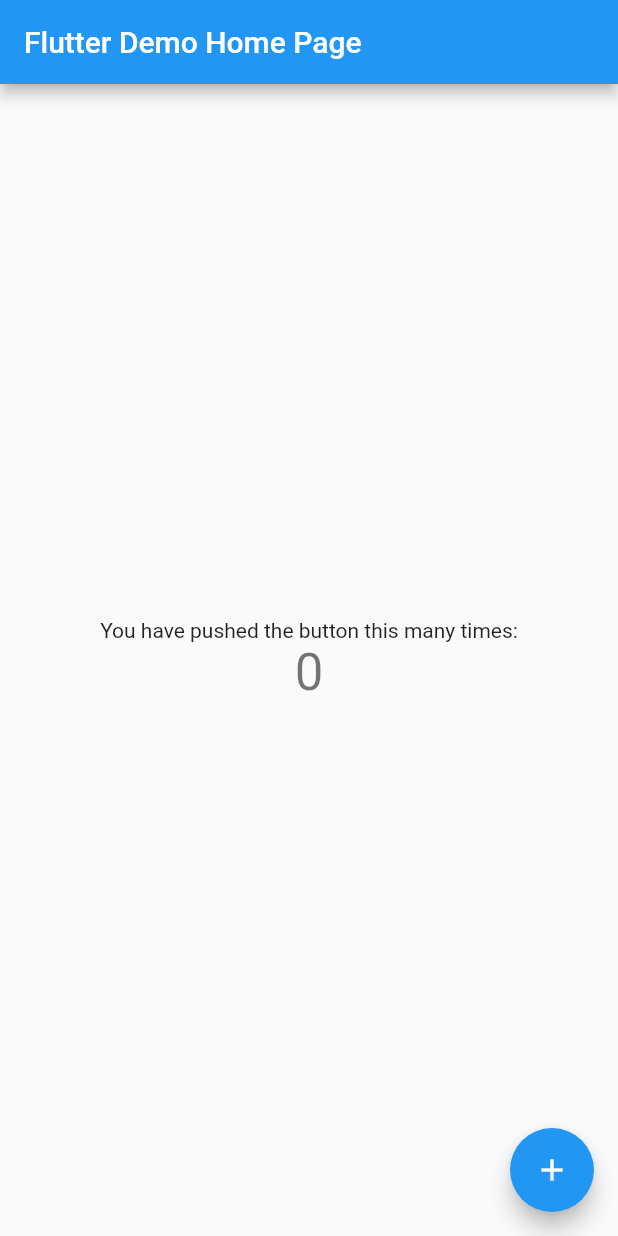
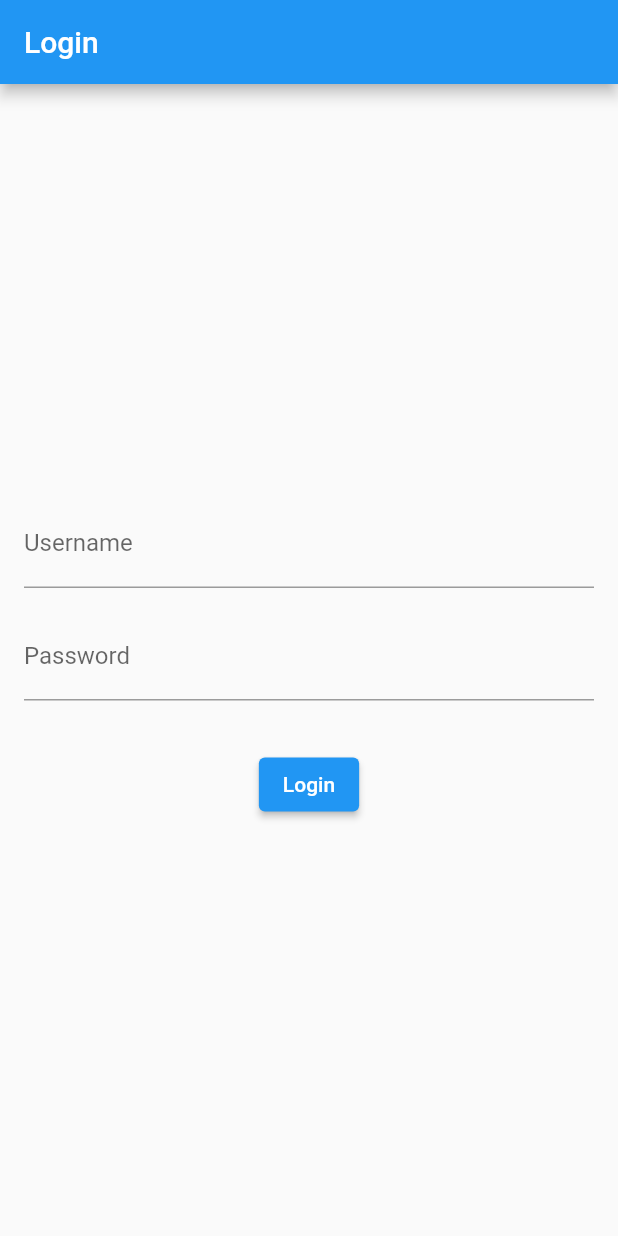
Before and after one commit to dondonjedd/advisory_assessment, a Flutter app: the screen it shows after launch, on a phone screen of 412 x 824 dp. Run offline on Flutter 3.47's test engine with Material 2 defaults, Android fonts, the phone set to English and light mode, and no system bars.

Commit message:
Create MVVM architecture and create simple login page

```diff
--- /dev/null
+++ b/lib/View/login_page.dart
@@ -0,0 +1,80 @@
+import 'package:flutter/material.dart';
+
+import 'home_page.dart';
+
+class LoginPage extends StatefulWidget {
+  const LoginPage({super.key});
+
+  @override
+  _LoginPageState createState() => _LoginPageState();
+}
+
+class _LoginPageState extends State<LoginPage> {
+  final TextEditingController _usernameController = TextEditingController();
+  final TextEditingController _passwordController = TextEditingController();
+
+  @override
+  Widget build(BuildContext context) {
+    return Scaffold(
+      appBar: AppBar(
+        title: const Text('Login'),
+      ),
+      body: Padding(
+        padding: const EdgeInsets.all(16.0),
+        child: Column(
+          mainAxisAlignment: MainAxisAlignment.center,
+          children: [
+            TextField(
+              controller: _usernameController,
+              decoration: const InputDecoration(
+                labelText: 'Username',
+              ),
+            ),
+            const SizedBox(height: 16.0),
+            TextField(
+              controller: _passwordController,
+              obscureText: true,
+              decoration: const InputDecoration(
+                labelText: 'Password',
+              ),
+            ),
+            const SizedBox(height: 32.0),
+            ElevatedButton(
+              onPressed: () {
+                String username = _usernameController.text;
+                String password = _passwordController.text;
+                // Perform login validation here
+                if (username == 'admin' && password == 'password') {
+                  // Navigate to the home page
+                  Navigator.pushReplacement(
+                    context,
+                    MaterialPageRoute(
+                      builder: (context) => HomePage(),
+                    ),
+                  );
+                } else {
+                  showDialog(
+                    context: context,
+                    builder: (context) => AlertDialog(
+                      title: const Text('Login Failed'),
+                      content: const Text('Invalid username or password'),
+                      actions: [
+                        TextButton(
+                          onPressed: () {
+                            Navigator.pop(context);
+                          },
+                          child: const Text('OK'),
+                        ),
+                      ],
+                    ),
+                  );
+                }
+              },
+              child: const Text('Login'),
+            ),
+          ],
+        ),
+      ),
+    );
+  }
+}
--- a/lib/main.dart
+++ b/lib/main.dart
@@ -1,3 +1,4 @@
+import 'package:advisory_assessment/View/login_page.dart';
 import 'package:flutter/material.dart';
 
 void main() {
@@ -7,109 +8,14 @@
 class MyApp extends StatelessWidget {
   const MyApp({super.key});
 
-  // This widget is the root of your application.
   @override
   Widget build(BuildContext context) {
     return MaterialApp(
       title: 'Flutter Demo',
       theme: ThemeData(
-        // This is the theme of your application.
-        //
-        // Try running your application with "flutter run". You'll see the
-        // application has a blue toolbar. Then, without quitting the app, try
-        // changing the primarySwatch below to Colors.green and then invoke
-        // "hot reload" (press "r" in the console where you ran "flutter run",
-        // or simply save your changes to "hot reload" in a Flutter IDE).
-        // Notice that the counter didn't reset back to zero; the application
-        // is not restarted.
         primarySwatch: Colors.blue,
       ),
-      home: const MyHomePage(title: 'Flutter Demo Home Page'),
+      home: const LoginPage(),
     );
   }
 }
-
-class MyHomePage extends StatefulWidget {
-  const MyHomePage({super.key, required this.title});
-
-  // This widget is the home page of your application. It is stateful, meaning
-  // that it has a State object (defined below) that contains fields that affect
-  // how it looks.
-
-  // This class is the configuration for the state. It holds the values (in this
-  // case the title) provided by the parent (in this case the App widget) and
-  // used by the build method of the State. Fields in a Widget subclass are
-  // always marked "final".
-
-  final String title;
-
-  @override
-  State<MyHomePage> createState() => _MyHomePageState();
-}
-
-class _MyHomePageState extends State<MyHomePage> {
-  int _counter = 0;
-
-  void _incrementCounter() {
-    setState(() {
-      // This call to setState tells the Flutter framework that something has
-      // changed in this State, which causes it to rerun the build method below
-      // so that the display can reflect the updated values. If we changed
-      // _counter without calling setState(), then the build method would not be
-      // called again, and so nothing would appear to happen.
-      _counter++;
-    });
-  }
-
-  @override
-  Widget build(BuildContext context) {
-    // This method is rerun every time setState is called, for instance as done
-    // by the _incrementCounter method above.
-    //
-    // The Flutter framework has been optimized to make rerunning build methods
-    // fast, so that you can just rebuild anything that needs updating rather
-    // than having to individually change instances of widgets.
-    return Scaffold(
-      appBar: AppBar(
-        // Here we take the value from the MyHomePage object that was created by
-        // the App.build method, and use it to set our appbar title.
-        title: Text(widget.title),
-      ),
-      body: Center(
-        // Center is a layout widget. It takes a single child and positions it
-        // in the middle of the parent.
-        child: Column(
-          // Column is also a layout widget. It takes a list of children and
-          // arranges them vertically. By default, it sizes itself to fit its
-          // children horizontally, and tries to be as tall as its parent.
-          //
-          // Invoke "debug painting" (press "p" in the console, choose the
-          // "Toggle Debug Paint" action from the Flutter Inspector in Android
-          // Studio, or the "Toggle Debug Paint" command in Visual Studio Code)
-          // to see the wireframe for each widget.
-          //
-          // Column has various properties to control how it sizes itself and
-          // how it positions its children. Here we use mainAxisAlignment to
-          // center the children vertically; the main axis here is the vertical
-          // axis because Columns are vertical (the cross axis would be
-          // horizontal).
-          mainAxisAlignment: MainAxisAlignment.center,
-          children: <Widget>[
-            const Text(
-              'You have pushed the button this many times:',
-            ),
-            Text(
-              '$_counter',
-              style: Theme.of(context).textTheme.headlineMedium,
-            ),
-          ],
-        ),
-      ),
-      floatingActionButton: FloatingActionButton(
-        onPressed: _incrementCounter,
-        tooltip: 'Increment',
-        child: const Icon(Icons.add),
-      ), // This trailing comma makes auto-formatting nicer for build methods.
-    );
-  }
-}
```
Also changed, not shown: lib/View/home_page.dart (added, +17 -0 lines).
